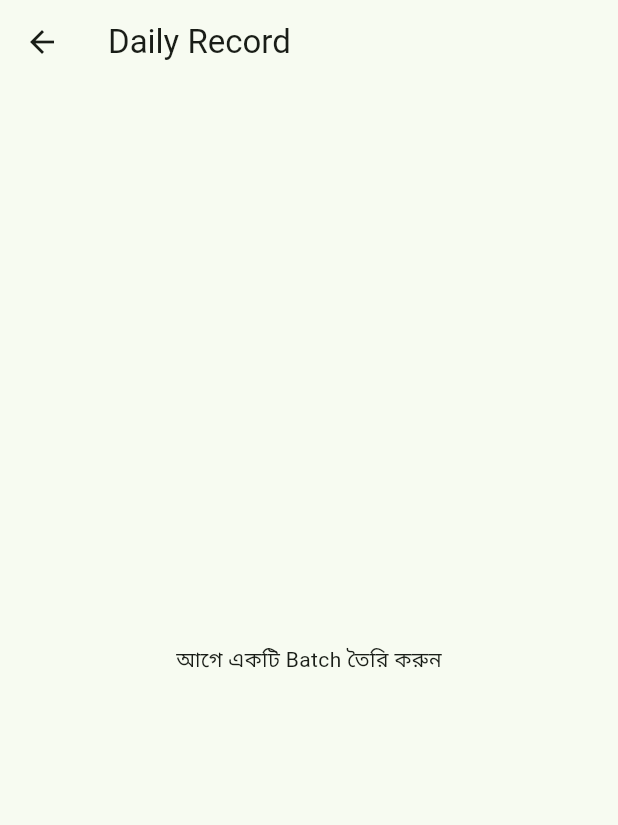
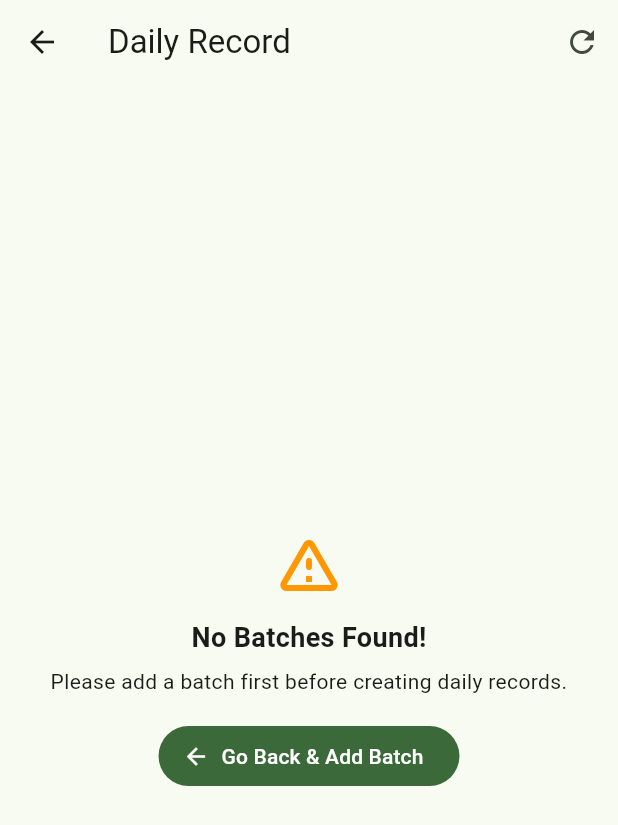
Before and after one commit to fahimapearl-bit/Rately-farms, a Flutter app: the screen it shows once a user with an empty profile is signed in, after a tap on "Daily Record", on a phone screen of 412 x 824 dp. Shown: the top 825 px of the screen. Run offline on Flutter 3.47's test engine with Material 3 defaults, Android fonts, the phone set to English and light mode, and no system bars; our stand-ins replace shared_preferences, supabase_flutter; accounts and stored records are empty.

Commit message:
Update Daily Record to direct Supabase cloud and rename Sales

```diff
--- /dev/null
+++ b/lib/daily_record_screen.dart
@@ -0,0 +1,367 @@
+import 'package:flutter/material.dart';
+import 'package:supabase_flutter/supabase_flutter.dart';
+
+class DailyRecordPageNew extends StatefulWidget {
+  const DailyRecordPageNew({super.key});
+
+  @override
+  State<DailyRecordPageNew> createState() => _DailyRecordPageNewState();
+}
+
+class _DailyRecordPageNewState extends State<DailyRecordPageNew> {
+  final _formKey = GlobalKey<FormState>();
+
+  final feedController = TextEditingController();
+  final waterController = TextEditingController();
+  final eggsController = TextEditingController();
+  final mortalityController = TextEditingController();
+  final remarksController = TextEditingController();
+
+  DateTime selectedDate = DateTime.now();
+  String? selectedBatchId;
+
+  List<Map<String, dynamic>> batches = [];
+  List<Map<String, dynamic>> recentRecords = [];
+  bool _isLoading = true;
+  bool _isSaving = false;
+
+  @override
+  void initState() {
+    super.initState();
+    _loadCloudData();
+  }
+
+  @override
+  void dispose() {
+    feedController.dispose();
+    waterController.dispose();
+    eggsController.dispose();
+    mortalityController.dispose();
+    remarksController.dispose();
+    super.dispose();
+  }
+
+  Future<void> _loadCloudData() async {
+    setState(() => _isLoading = true);
+    try {
+      final client = Supabase.instance.client;
+      final user = client.auth.currentUser;
+      if (user == null) throw Exception('User not logged in');
+
+      // 1. Load Batches from Cloud
+      final batchData = await client
+          .from('batches')
+          .select('id, name, production_type, production_category')
+          .eq('user_id', user.id)
+          .order('start_date', ascending: false);
+
+      // 2. Load Recent Daily Records
+      final recordData = await client
+          .from('daily_records')
+          .select('id, batch_id, record_date, feed_kg, water_litre, eggs_collected, mortality, remarks')
+          .eq('user_id', user.id)
+          .order('record_date', ascending: false)
+          .limit(10);
+
+      if (mounted) {
+        setState(() {
+          batches = List<Map<String, dynamic>>.from(batchData);
+          if (batches.isNotEmpty && selectedBatchId == null) {
+            selectedBatchId = batches.first['id'] as String;
+          }
+          recentRecords = List<Map<String, dynamic>>.from(recordData);
+        });
+      }
+    } catch (e) {
+      if (mounted) {
+        ScaffoldMessenger.of(context).showSnackBar(
+          SnackBar(content: Text('Data load error: $e'), backgroundColor: Colors.red),
+        );
+      }
+    } finally {
+      if (mounted) setState(() => _isLoading = false);
+    }
+  }
+
+  Future<void> _pickDate() async {
+    final picked = await showDatePicker(
+      context: context,
+      initialDate: selectedDate,
+      firstDate: DateTime(2020),
+      lastDate: DateTime(2100),
+    );
+    if (picked != null) setState(() => selectedDate = picked);
+  }
+
+  Future<void> _saveRecord() async {
+    if (!_formKey.currentState!.validate()) return;
+    if (selectedBatchId == null) {
+      ScaffoldMessenger.of(context).showSnackBar(
+        const SnackBar(content: Text('Please select a batch')),
+      );
+      return;
+    }
+
+    final feedKg = double.tryParse(feedController.text.trim()) ?? 0.0;
+    final waterLitre = double.tryParse(waterController.text.trim()) ?? 0.0;
+    final eggs = int.tryParse(eggsController.text.trim()) ?? 0;
+    final mortality = int.tryParse(mortalityController.text.trim()) ?? 0;
+
+    setState(() => _isSaving = true);
+    try {
+      final client = Supabase.instance.client;
+      final user = client.auth.currentUser;
+      if (user == null) throw Exception('User not logged in');
+
+      await client.from('daily_records').insert({
+        'user_id': user.id,
+        'batch_id': selectedBatchId,
+        'record_date': selectedDate.toIso8601String().split('T').first,
+        'feed_kg': feedKg,
+        'water_litre': waterLitre,
+        'eggs_collected': eggs,
+        'mortality': mortality,
+        'remarks': remarksController.text.trim(),
+      });
+
+      if (mounted) {
+        ScaffoldMessenger.of(context).showSnackBar(
+          const SnackBar(
+            content: Text('Daily Record saved to Cloud!'),
+            backgroundColor: Colors.green,
+          ),
+        );
+        // Clear fields
+        feedController.clear();
+        waterController.clear();
+        eggsController.clear();
+        mortalityController.clear();
+        remarksController.clear();
+        _loadCloudData();
+      }
+    } catch (e) {
+      if (mounted) {
+        ScaffoldMessenger.of(context).showSnackBar(
+          SnackBar(content: Text('Save error: $e'), backgroundColor: Colors.red),
+        );
+      }
+    } finally {
+      if (mounted) setState(() => _isSaving = false);
+    }
+  }
+
+  InputDecoration _sleekInput(String label, {String? hint, Widget? suffix}) {
+    return InputDecoration(
+      labelText: label,
+      hintText: hint,
+      isDense: true,
+      contentPadding: const EdgeInsets.symmetric(horizontal: 12, vertical: 12),
+      border: OutlineInputBorder(borderRadius: BorderRadius.circular(8)),
+      suffixIcon: suffix,
+    );
+  }
+
+  String _getBatchName(String batchId) {
+    final b = batches.firstWhere((item) => item['id'] == batchId, orElse: () => {});
+    return b['name'] ?? batchId.substring(0, 6);
+  }
+
+  @override
+  Widget build(BuildContext context) {
+    return Scaffold(
+      appBar: AppBar(
+        title: const Text('Daily Record'),
+        actions: [
+          IconButton(
+            icon: const Icon(Icons.refresh),
+            onPressed: _loadCloudData,
+          ),
+        ],
+      ),
+      body: _isLoading
+          ? const Center(child: CircularProgressIndicator())
+          : batches.isEmpty
+              ? Center(
+                  child: Padding(
+                    padding: const EdgeInsets.all(24),
+                    child: Column(
+                      mainAxisSize: MainAxisSize.min,
+                      children: [
+                        const Icon(Icons.warning_amber_rounded, size: 48, color: Colors.orange),
+                        const SizedBox(height: 12),
+                        const Text(
+                          'No Batches Found!',
+                          style: TextStyle(fontSize: 18, fontWeight: FontWeight.bold),
+                        ),
+                        const SizedBox(height: 6),
+                        const Text(
+                          'Please add a batch first before creating daily records.',
+                          textAlign: TextAlign.center,
+                        ),
+                        const SizedBox(height: 16),
+                        FilledButton.icon(
+                          onPressed: () => Navigator.pop(context),
+                          icon: const Icon(Icons.arrow_back),
+                          label: const Text('Go Back & Add Batch'),
+                        ),
+                      ],
+                    ),
+                  ),
+                )
+              : SingleChildScrollView(
+                  padding: const EdgeInsets.all(16),
+                  child: Form(
+                    key: _formKey,
+                    child: Column(
+                      crossAxisAlignment: CrossAxisAlignment.start,
+                      children: [
+                        // Batch Dropdown
+                        DropdownButtonFormField<String>(
+                          value: selectedBatchId,
+                          decoration: _sleekInput('Select Batch *'),
+                          items: batches.map((b) {
+                            return DropdownMenuItem<String>(
+                              value: b['id'] as String,
+                              child: Text('${b['name']} (${b['production_category'] ?? ''})'),
+                            );
+                          }).toList(),
+                          onChanged: (val) => setState(() => selectedBatchId = val),
+                        ),
+                        const SizedBox(height: 12),
+
+                        // Date Selector
+                        Row(
+                          children: [
+                            Expanded(
+                              child: Text(
+                                'Date: ${selectedDate.toLocal()}'.split(' ')[0],
+                                style: const TextStyle(fontWeight: FontWeight.bold, fontSize: 15),
+                              ),
+                            ),
+                            OutlinedButton.icon(
+                              onPressed: _pickDate,
+                              icon: const Icon(Icons.calendar_today, size: 16),
+                              label: const Text('Change'),
+                              style: OutlinedButton.styleFrom(
+                                padding: const EdgeInsets.symmetric(horizontal: 12, vertical: 8),
+                              ),
+                            ),
+                          ],
+                        ),
+                        const SizedBox(height: 12),
+
+                        // Feed and Water in 2 columns
+                        Row(
+                          children: [
+                            Expanded(
+                              child: TextFormField(
+                                controller: feedController,
+                                keyboardType: const TextInputType.numberWithOptions(decimal: true),
+                                decoration: _sleekInput('Feed (kg) *', hint: '0.0'),
+                                validator: (v) => v == null || v.trim().isEmpty ? 'Required' : null,
+                              ),
+                            ),
+                            const SizedBox(width: 12),
+                            Expanded(
+                              child: TextFormField(
+                                controller: waterController,
+                                keyboardType: const TextInputType.numberWithOptions(decimal: true),
+                                decoration: _sleekInput('Water (Litre) *', hint: '0.0'),
+                                validator: (v) => v == null || v.trim().isEmpty ? 'Required' : null,
+                              ),
+                            ),
+                          ],
+                        ),
+                        const SizedBox(height: 12),
+
+                        // Eggs and Mortality in 2 columns
+                        Row(
+                          children: [
+                            Expanded(
+                              child: TextFormField(
+                                controller: eggsController,
+                                keyboardType: TextInputType.number,
+                                decoration: _sleekInput('Eggs Collected', hint: '0'),
+                              ),
+                            ),
+                            const SizedBox(width: 12),
+                            Expanded(
+                              child: TextFormField(
+                                controller: mortalityController,
+                                keyboardType: TextInputType.number,
+                                decoration: _sleekInput('Mortality (Death)', hint: '0'),
+                              ),
+                            ),
+                          ],
+                        ),
+                        const SizedBox(height: 12),
+
+                        // Remarks
+                        TextFormField(
+                          controller: remarksController,
+                          decoration: _sleekInput('Remarks (optional)', hint: 'Vaccine, health notes...'),
+                        ),
+                        const SizedBox(height: 18),
+
+                        // Save Button
+                        SizedBox(
+                          width: double.infinity,
+                          height: 46,
+                          child: FilledButton.icon(
+                            onPressed: _isSaving ? null : _saveRecord,
+                            icon: _isSaving
+                                ? const SizedBox(
+                                    width: 18,
+                                    height: 18,
+                                    child: CircularProgressIndicator(strokeWidth: 2, color: Colors.white),
+                                  )
+                                : const Icon(Icons.cloud_upload),
+                            label: Text(_isSaving ? 'Saving to Cloud...' : 'Save Daily Record'),
+                          ),
+                        ),
+                        const SizedBox(height: 24),
+
+                        // Recent Records List
+                        if (recentRecords.isNotEmpty) ...[
+                          const Text(
+                            'Recent Cloud Records',
+                            style: TextStyle(fontSize: 16, fontWeight: FontWeight.bold),
+                          ),
+                          const SizedBox(height: 8),
+                          Card(
+                            clipBehavior: Clip.antiAlias,
+                            child: SingleChildScrollView(
+                              scrollDirection: Axis.horizontal,
+                              child: DataTable(
+                                headingRowColor: MaterialStatePropertyAll(Colors.green.shade50),
+                                headingRowHeight: 40,
+                                dataRowHeight: 42,
+                                columns: const [
+                                  DataColumn(label: Text('Date')),
+                                  DataColumn(label: Text('Batch')),
+                                  DataColumn(label: Text('Feed(kg)')),
+                                  DataColumn(label: Text('Water(L)')),
+                                  DataColumn(label: Text('Eggs')),
+                                  DataColumn(label: Text('Mort.')),
+                                ],
+                                rows: recentRecords.map((r) {
+                                  return DataRow(cells: [
+                                    DataCell(Text('${r['record_date']}')),
+                                    DataCell(Text(_getBatchName(r['batch_id'] ?? ''))),
+                                    DataCell(Text('${r['feed_kg']}')),
+                                    DataCell(Text('${r['water_litre']}')),
+                                    DataCell(Text('${r['eggs_collected']}')),
+                                    DataCell(Text('${r['mortality']}')),
+                                  ]);
+                                }).toList(),
+                              ),
+                            ),
+                          ),
+                        ],
+                      ],
+                    ),
+                  ),
+                ),
+    );
+  }
+}
--- a/lib/main.dart
+++ b/lib/main.dart
@@ -1,3 +1,4 @@
+import "daily_record_screen.dart";
 import "add_batch_screen.dart";
 import 'dart:convert';
 import 'package:flutter/material.dart';
@@ -144,7 +145,7 @@ class HomePage extends StatelessWidget {
                 onPressed: () => Navigator.push(
                   context,
                   MaterialPageRoute(
-                      builder: (context) => const DailyRecordPage()),
+                      builder: (context) => const DailyRecordPageNew()),
                 ),
                 icon: const Icon(Icons.event_note),
                 label: const Text('Daily Record'),
@@ -160,7 +161,7 @@ class HomePage extends StatelessWidget {
                       builder: (context) => const SalesScreenV2()),
                 ),
                 icon: const Icon(Icons.cloud_upload),
-                label: const Text('Sales (Cloud)'),
+                label: const Text('Sales'),
               ),
             ),
             const SizedBox(height: 16),
```
